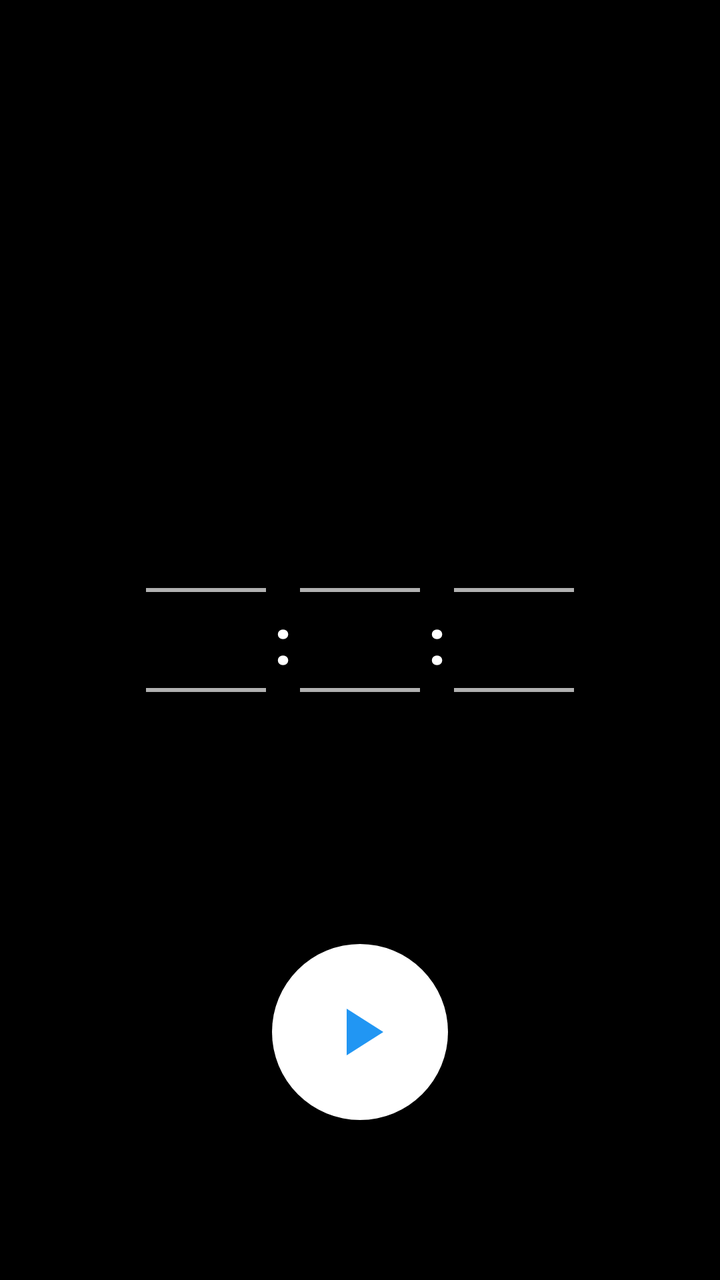
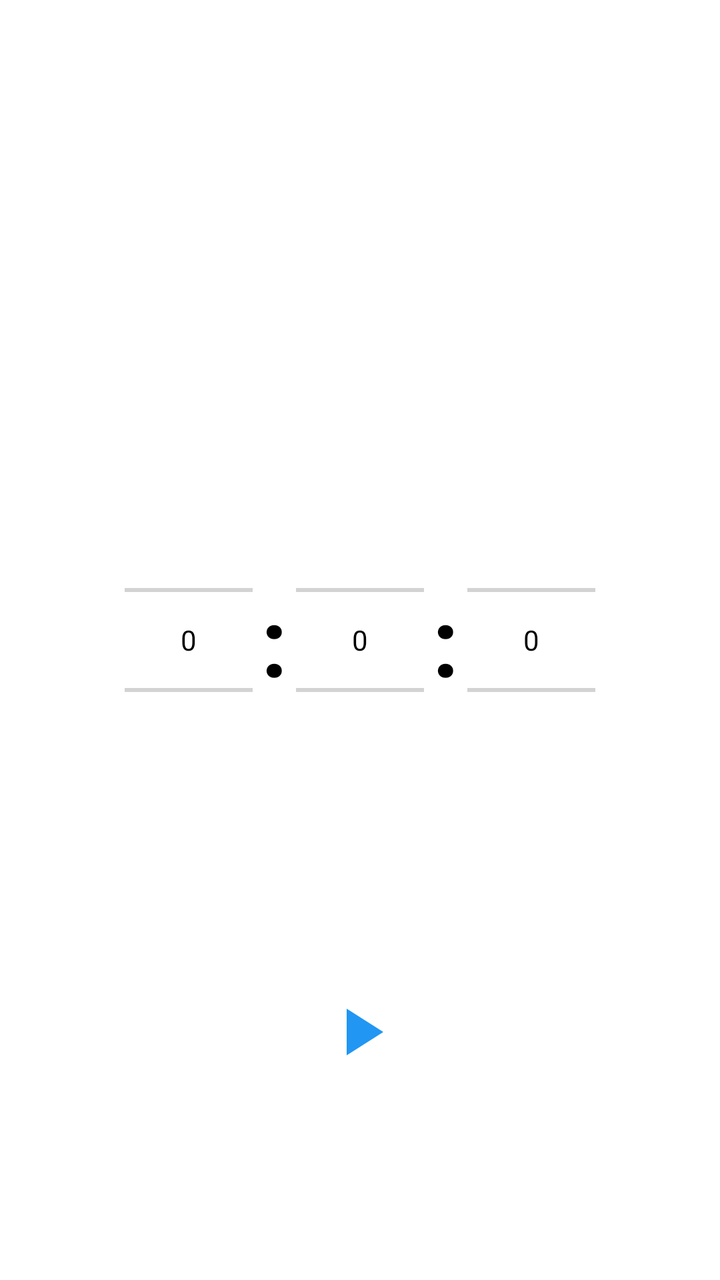

An Android layout rendered at two revisions. The XML below is the earlier revision; the diff shows what the commit changed to produce the second picture.
<!-- AndroidManifest.xml: application theme AppTheme -->
<!-- res/layout/activity_main.xml -->
<?xml version="1.0" encoding="utf-8"?>
<FrameLayout xmlns:android="http://schemas.android.com/apk/res/android"
    android:layout_width="match_parent"
    android:layout_height="match_parent"
    android:background="#000000">

    
    <TextView
        android:id="@+id/tvTimer"
        android:layout_width="wrap_content"
        android:layout_height="wrap_content"
        android:layout_gravity="center"
        android:textColor="#FFFFFF"
        android:textSize="72sp"
        android:textStyle="bold"
        android:visibility="gone" />

    
    <LinearLayout
        android:id="@+id/timePickerLayout"
        android:layout_width="wrap_content"
        android:layout_height="wrap_content"
        android:layout_gravity="center"
        android:orientation="horizontal"
        android:gravity="center_vertical">

        <NumberPicker
            android:id="@+id/npHour"
            style="@style/WhiteNumberPicker"
            android:layout_width="60dp"
            android:layout_height="wrap_content" />

        <TextView
            android:layout_width="wrap_content"
            android:layout_height="wrap_content"
            android:text=":"
            android:textColor="#FFFFFF"
            android:textSize="32sp"
            android:textStyle="bold"
            android:layout_marginHorizontal="4dp" />

        <NumberPicker
            android:id="@+id/npMinute"
            style="@style/WhiteNumberPicker"
            android:layout_width="60dp"
            android:layout_height="wrap_content" />

        <TextView
            android:layout_width="wrap_content"
            android:layout_height="wrap_content"
            android:text=":"
            android:textColor="#FFFFFF"
            android:textSize="32sp"
            android:textStyle="bold"
            android:layout_marginHorizontal="4dp" />

        <NumberPicker
            android:id="@+id/npSecond"
            style="@style/WhiteNumberPicker"
            android:layout_width="60dp"
            android:layout_height="wrap_content" />

    </LinearLayout>

    
    <FrameLayout
        android:id="@+id/btnStart"
        android:layout_width="88dp"
        android:layout_height="88dp"
        android:layout_gravity="bottom|center_horizontal"
        android:layout_marginBottom="80dp"
        android:background="@drawable/bg_circle_button"
        android:clickable="true"
        android:focusable="true">

        <ImageView
            android:layout_width="40dp"
            android:layout_height="40dp"
            android:layout_gravity="center"
            android:src="@drawable/ic_play"
            android:contentDescription="开始" />

    </FrameLayout>

    
    <FrameLayout
        android:id="@+id/btnStop"
        android:layout_width="88dp"
        android:layout_height="88dp"
        android:layout_gravity="bottom|center_horizontal"
        android:layout_marginBottom="80dp"
        android:background="@drawable/bg_circle_button"
        android:clickable="true"
        android:focusable="true"
        android:visibility="gone">

        <ImageView
            android:layout_width="36dp"
            android:layout_height="36dp"
            android:layout_gravity="center"
            android:src="@drawable/ic_stop"
            android:contentDescription="停止" />

    </FrameLayout>

    
    <TextView
        android:id="@+id/tvVersion"
        android:layout_width="wrap_content"
        android:layout_height="wrap_content"
        android:layout_gravity="bottom|end"
        android:layout_margin="12dp"
        android:textColor="#666666"
        android:textSize="12sp"
        android:text="" />

</FrameLayout>
<!-- resources referenced by this layout -->
<resources>
  <!-- drawable bg_circle_button (drawable) -->
  <?xml version="1.0" encoding="utf-8"?>
  <shape xmlns:android="http://schemas.android.com/apk/res/android"
      android:shape="oval">
      <solid android:color="#FFFFFF" />
  </shape>
  <!-- drawable ic_play (drawable) -->
  <?xml version="1.0" encoding="utf-8"?>
  <vector xmlns:android="http://schemas.android.com/apk/res/android"
      android:width="24dp"
      android:height="24dp"
      android:viewportWidth="24"
      android:viewportHeight="24">
      <path
          android:fillColor="#2196F3"
          android:pathData="M8,5v14l11,-7z" />
  </vector>
  <!-- drawable ic_stop (drawable) -->
  <?xml version="1.0" encoding="utf-8"?>
  <vector xmlns:android="http://schemas.android.com/apk/res/android"
      android:width="24dp"
      android:height="24dp"
      android:viewportWidth="24"
      android:viewportHeight="24">
      <path
          android:fillColor="#F44336"
          android:pathData="M6,6h12v12h-12z" />
  </vector>
  <style name="WhiteNumberPicker">
          <item name="android:textColorPrimary">#000000</item>
          <item name="android:textColorSecondary">#CCCCCC</item>
          <item name="android:textSize">48sp</item>
      </style>
  <style name="AppTheme" parent="Theme.AppCompat.Light.NoActionBar">
          <item name="android:windowBackground">#FFFFFF</item>
          <item name="android:textColorPrimary">#000000</item>
          <item name="android:textColorSecondary">#CCCCCC</item>
          <item name="colorAccent">#2196F3</item>
      </style>
</resources>

<!-- the commit's change to res/layout/activity_main.xml (unified diff, before → after) -->
@@ -2,7 +2,7 @@
 <FrameLayout xmlns:android="http://schemas.android.com/apk/res/android"
     android:layout_width="match_parent"
     android:layout_height="match_parent"
-    android:background="#000000">
+    android:background="#FFFFFF">
 
     
     <TextView
@@ -10,7 +10,7 @@
         android:layout_width="wrap_content"
         android:layout_height="wrap_content"
         android:layout_gravity="center"
-        android:textColor="#FFFFFF"
+        android:textColor="#000000"
         android:textSize="72sp"
         android:textStyle="bold"
         android:visibility="gone" />
@@ -27,37 +27,37 @@
         <NumberPicker
             android:id="@+id/npHour"
             style="@style/WhiteNumberPicker"
-            android:layout_width="60dp"
+            android:layout_width="wrap_content"
             android:layout_height="wrap_content" />
 
         <TextView
             android:layout_width="wrap_content"
             android:layout_height="wrap_content"
             android:text=":"
-            android:textColor="#FFFFFF"
-            android:textSize="32sp"
+            android:textColor="#000000"
+            android:textSize="48sp"
             android:textStyle="bold"
             android:layout_marginHorizontal="4dp" />
 
         <NumberPicker
             android:id="@+id/npMinute"
             style="@style/WhiteNumberPicker"
-            android:layout_width="60dp"
+            android:layout_width="wrap_content"
             android:layout_height="wrap_content" />
 
         <TextView
             android:layout_width="wrap_content"
             android:layout_height="wrap_content"
             android:text=":"
-            android:textColor="#FFFFFF"
-            android:textSize="32sp"
+            android:textColor="#000000"
+            android:textSize="48sp"
             android:textStyle="bold"
             android:layout_marginHorizontal="4dp" />
 
         <NumberPicker
             android:id="@+id/npSecond"
             style="@style/WhiteNumberPicker"
-            android:layout_width="60dp"
+            android:layout_width="wrap_content"
             android:layout_height="wrap_content" />
 
     </LinearLayout>
@@ -110,7 +110,7 @@
         android:layout_height="wrap_content"
         android:layout_gravity="bottom|end"
         android:layout_margin="12dp"
-        android:textColor="#666666"
+        android:textColor="#999999"
         android:textSize="12sp"
         android:text="" />
 
